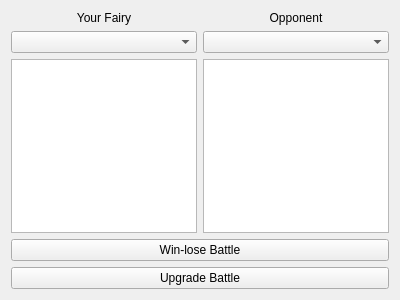
This is client/selectopponentform.ui in beenleyi/FairyBattle as Qt 5 draws it before an edit. The edited form follows.
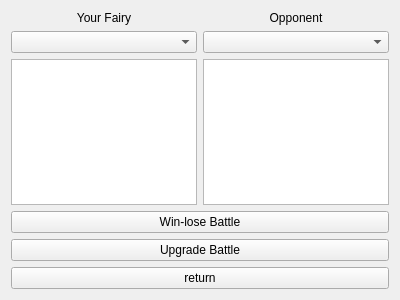
This is the edited form.

```diff
--- a/client/selectopponentform.ui
+++ b/client/selectopponentform.ui
@@ -14,10 +14,10 @@
    <string>Form</string>
   </property>
   <layout class="QGridLayout" name="gridLayout">
-   <item row="2" column="0">
-    <widget class="QPushButton" name="upgradeBattle_pushButton">
+   <item row="1" column="0">
+    <widget class="QPushButton" name="winloseBattle_pushButton">
      <property name="text">
-      <string>Upgrade Battle</string>
+      <string>Win-lose Battle</string>
      </property>
     </widget>
    </item>
@@ -65,10 +65,17 @@
      </item>
     </layout>
    </item>
-   <item row="1" column="0">
-    <widget class="QPushButton" name="winLoseBattle_pushButton">
+   <item row="2" column="0">
+    <widget class="QPushButton" name="upgradeBattle_pushButton">
      <property name="text">
-      <string>Win-lose Battle</string>
+      <string>Upgrade Battle</string>
+     </property>
+    </widget>
+   </item>
+   <item row="3" column="0">
+    <widget class="QPushButton" name="return_pushButton">
+     <property name="text">
+      <string>return</string>
      </property>
     </widget>
    </item>
```
